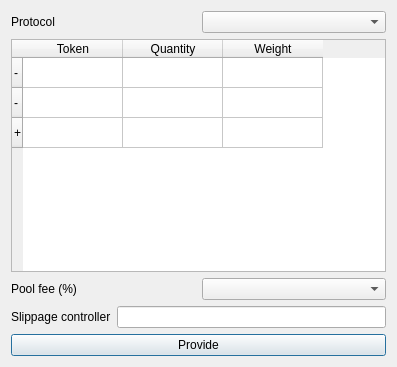
Before: the Qt Designer form NewPoolProvisionDialog.ui in LiquidityProtocol/AMM-Simulator, drawn with Qt 5.
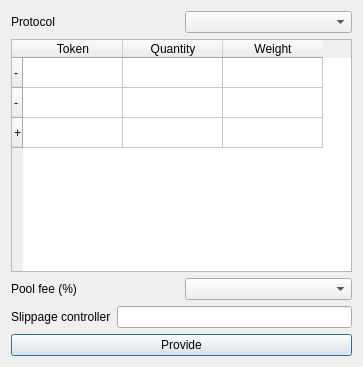
After: the same form once the commit is applied.

Commit message: Complete NewPoolProvision

The edit to the form file:
```diff
--- a/NewPoolProvisionDialog.ui
+++ b/NewPoolProvisionDialog.ui
@@ -6,7 +6,7 @@
    <rect>
     <x>0</x>
     <y>0</y>
-    <width>397</width>
+    <width>363</width>
     <height>367</height>
    </rect>
   </property>
@@ -74,6 +74,22 @@
        <set>NoItemFlags</set>
       </property>
      </item>
+     <item row="2" column="1">
+      <property name="text">
+       <string/>
+      </property>
+      <property name="flags">
+       <set>NoItemFlags</set>
+      </property>
+     </item>
+     <item row="2" column="2">
+      <property name="text">
+       <string/>
+      </property>
+      <property name="flags">
+       <set>NoItemFlags</set>
+      </property>
+     </item>
     </widget>
    </item>
    <item>
```
The commit also changes 4 other files.
